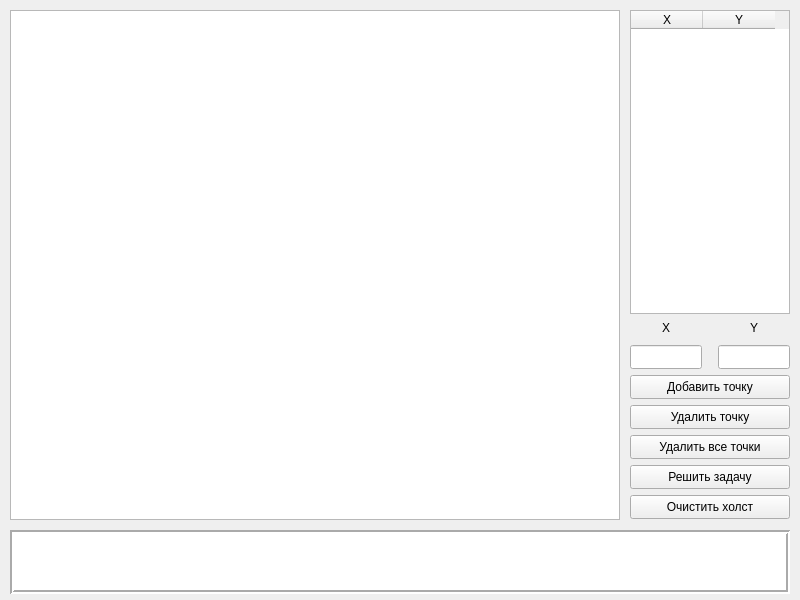
First picture: the form in antsor/lab_01/mainwindow.ui, repository SGCube/IU7-Computer-Graphics, before the edit.
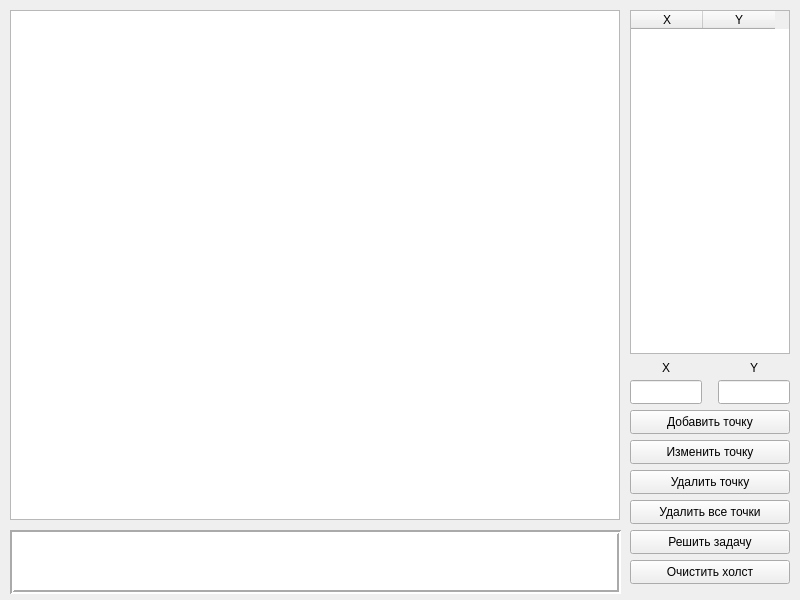
Second picture: the form after the edit.

Commit message: #13 edit button added & redone add point logic

What changed in the file:
```diff
--- a/antsor/lab_01/mainwindow.ui
+++ b/antsor/lab_01/mainwindow.ui
@@ -20,7 +20,7 @@
       <x>630</x>
       <y>10</y>
       <width>160</width>
-      <height>304</height>
+      <height>344</height>
      </rect>
     </property>
     <property name="verticalScrollBarPolicy">
@@ -35,6 +35,9 @@
     <property name="selectionBehavior">
      <enum>QAbstractItemView::SelectRows</enum>
     </property>
+    <property name="textElideMode">
+     <enum>Qt::ElideNone</enum>
+    </property>
     <property name="showGrid">
      <bool>true</bool>
     </property>
@@ -66,7 +69,7 @@
      <number>72</number>
     </attribute>
     <attribute name="verticalHeaderVisible">
-     <bool>true</bool>
+     <bool>false</bool>
     </attribute>
     <attribute name="verticalHeaderDefaultSectionSize">
      <number>24</number>
@@ -89,7 +92,7 @@
     <property name="geometry">
      <rect>
       <x>630</x>
-      <y>375</y>
+      <y>410</y>
       <width>160</width>
       <height>24</height>
      </rect>
@@ -102,7 +105,7 @@
     <property name="geometry">
      <rect>
       <x>630</x>
-      <y>405</y>
+      <y>470</y>
       <width>160</width>
       <height>24</height>
      </rect>
@@ -145,7 +148,7 @@
     <property name="geometry">
      <rect>
       <x>630</x>
-      <y>435</y>
+      <y>500</y>
       <width>160</width>
       <height>24</height>
      </rect>
@@ -158,7 +161,7 @@
     <property name="geometry">
      <rect>
       <x>630</x>
-      <y>465</y>
+      <y>530</y>
       <width>160</width>
       <height>24</height>
      </rect>
@@ -172,7 +175,7 @@
      <rect>
       <x>10</x>
       <y>530</y>
-      <width>780</width>
+      <width>611</width>
       <height>64</height>
      </rect>
     </property>
@@ -199,7 +202,7 @@
     <property name="geometry">
      <rect>
       <x>630</x>
-      <y>495</y>
+      <y>560</y>
       <width>160</width>
       <height>24</height>
      </rect>
@@ -251,7 +254,7 @@
     <property name="geometry">
      <rect>
       <x>630</x>
-      <y>345</y>
+      <y>380</y>
       <width>72</width>
       <height>24</height>
      </rect>
@@ -261,7 +264,7 @@
     <property name="geometry">
      <rect>
       <x>718</x>
-      <y>345</y>
+      <y>380</y>
       <width>72</width>
       <height>24</height>
      </rect>
@@ -271,7 +274,7 @@
     <property name="geometry">
      <rect>
       <x>658</x>
-      <y>320</y>
+      <y>360</y>
       <width>16</width>
       <height>16</height>
      </rect>
@@ -287,7 +290,7 @@
     <property name="geometry">
      <rect>
       <x>746</x>
-      <y>320</y>
+      <y>360</y>
       <width>16</width>
       <height>16</height>
      </rect>
@@ -299,6 +302,19 @@
      <set>Qt::AlignCenter</set>
     </property>
    </widget>
+   <widget class="QPushButton" name="editButton">
+    <property name="geometry">
+     <rect>
+      <x>630</x>
+      <y>440</y>
+      <width>160</width>
+      <height>24</height>
+     </rect>
+    </property>
+    <property name="text">
+     <string>Изменить точку</string>
+    </property>
+   </widget>
   </widget>
  </widget>
  <layoutdefault spacing="6" margin="11"/>
```
Left out of the diff: 8 changed lines with no effect on the pictures. The commit also changes 5 other files.
